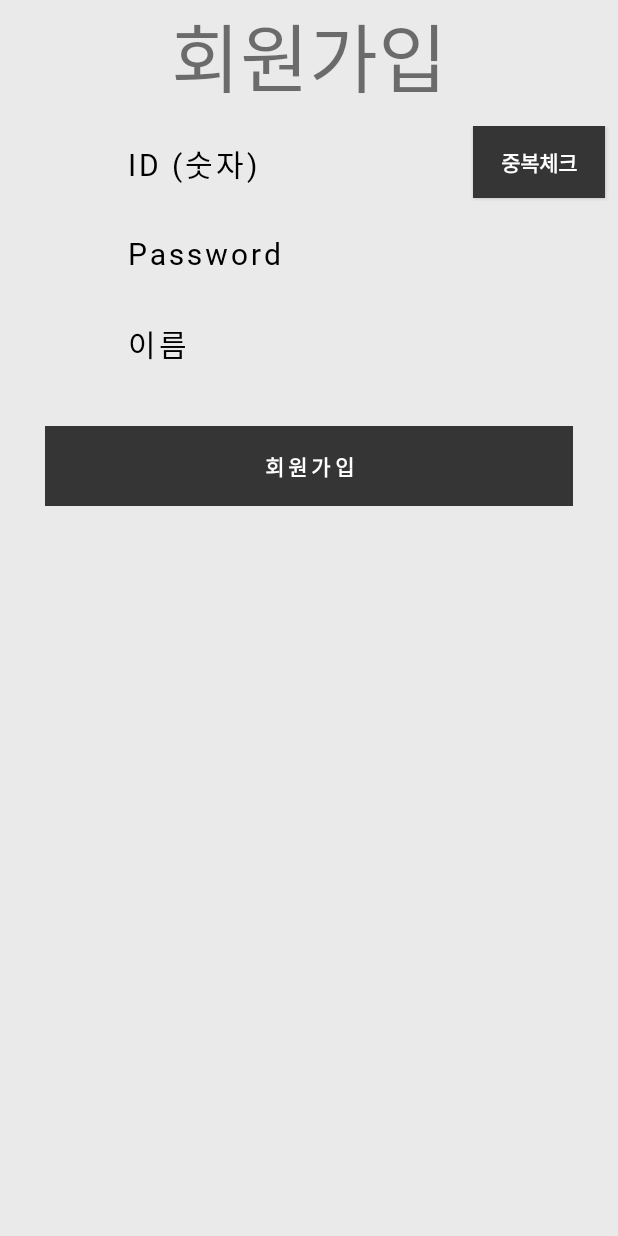
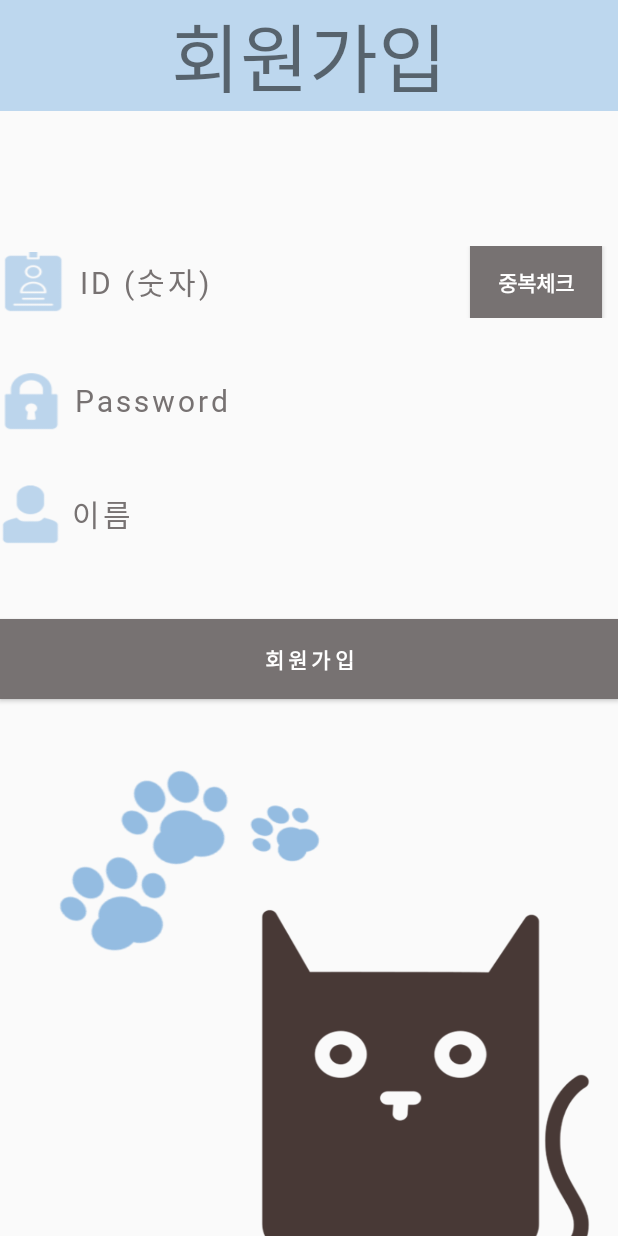
Before and after one commit to washer-of-death/washerProject, an Android app: the Signup screen opened directly, with no data from a screen before it, on a phone screen of 412 x 824 dp. Run offline under Robolectric (Android 15) with nearby library versions, the phone set to English and light mode, and no system bars; our stand-ins replace Volley.

Commit message:
Changed status bar color and designed sign up layout

```diff
--- a/app/src/main/java/com/example/washerproject/ValidateRequest.java
+++ b/app/src/main/java/com/example/washerproject/ValidateRequest.java
@@ -5,6 +5,7 @@ import com.android.volley.AuthFailureError;
 import com.android.volley.Response;
 import com.android.volley.toolbox.StringRequest;
 
+import java.lang.reflect.Method;
 import java.util.HashMap;
 import java.util.Map;
 
--- a/app/src/main/res/layout/activity_main.xml
+++ b/app/src/main/res/layout/activity_main.xml
@@ -67,7 +67,7 @@
             android:layout_marginTop="10dp"
             android:background="@color/colorPrimary"
             android:importantForAutofill="no"
-            android:text="@string/my_login"
+            android:text="@string/my_new"
             tools:ignore="LabelFor"
             tools:targetApi="o" />
 
--- a/app/src/main/res/layout/activity_signup.xml
+++ b/app/src/main/res/layout/activity_signup.xml
@@ -3,7 +3,6 @@
     xmlns:tools="http://schemas.android.com/tools"
     android:layout_width="match_parent"
     android:layout_height="match_parent"
-    android:background="#EAEAEA"
     android:orientation="vertical">
 
     <LinearLayout
@@ -15,6 +14,7 @@
             android:layout_width="match_parent"
             android:layout_height="wrap_content"
             android:text="회원가입"
+            android:background="@color/colorPrimary"
             android:textSize="50dp"
             android:gravity="center_horizontal"/>
 
@@ -22,34 +22,40 @@
 
 <LinearLayout
     android:layout_width="match_parent"
+    android:layout_height="match_parent"
+    android:orientation="vertical">
+
+    <LinearLayout
+        android:layout_width="match_parent"
         android:layout_height="wrap_content"
-        android:orientation="horizontal"
-        android:layout_marginTop="10dp">
+        android:layout_marginTop="90dp"
+        android:orientation="horizontal">
 
         <ImageView
-            android:layout_width="70dp"
-            android:layout_height="50dp"
+            android:layout_width="43dp"
+            android:layout_height="40dp"
             android:layout_gravity="center"
-          />
+            android:background="@drawable/identification" />
 
         <EditText
             android:id="@+id/userid"
             android:layout_width="230dp"
             android:layout_height="fill_parent"
+            android:layout_marginLeft="10dp"
+            android:background="#00000000"
             android:hint="ID (숫자)"
-            android:textColorHint="#000000"
-            android:layout_marginLeft="15dp"
-            android:background="#00000000"
+            android:inputType="text"
             android:letterSpacing="0.1"
-            android:textSize="20dp"
-            android:inputType="text"
-            android:textColor="#000000"/>
+            android:textColor="#000000"
+            android:textColorHint="#777272"
+            android:textSize="20dp" />
 
         <Button
             android:id="@+id/idcheck"
             android:layout_width="wrap_content"
             android:layout_height="wrap_content"
-            android:background="#353535"
+            android:layout_marginLeft="30dp"
+            android:background="#777272"
             android:text="중복체크"
             android:textColor="#FFFFFF"
             android:textColorHint="#353535"
@@ -63,11 +69,12 @@
         android:layout_width="match_parent"
         android:layout_height="wrap_content"
         android:orientation="horizontal"
-        android:layout_marginTop="10dp">
+        android:layout_marginTop="35dp">
 
         <ImageView
-            android:layout_width="70dp"
-            android:layout_height="50dp"
+            android:layout_width="40dp"
+            android:layout_height="40dp"
+            android:background="@drawable/lock"
             android:layout_gravity="center"
            />
 
@@ -76,8 +83,8 @@
             android:layout_width="fill_parent"
             android:layout_height="fill_parent"
             android:hint="Password"
-            android:textColorHint="#000000"
-            android:layout_marginLeft="15dp"
+            android:textColorHint="#777272"
+            android:layout_marginLeft="10dp"
             android:background="#00000000"
             android:letterSpacing="0.1"
             android:textSize="20dp"
@@ -90,11 +97,12 @@
         android:layout_width="match_parent"
         android:layout_height="wrap_content"
         android:orientation="horizontal"
-        android:layout_marginTop="10dp">
+        android:layout_marginTop="35dp">
 
         <ImageView
-            android:layout_width="70dp"
-            android:layout_height="50dp"
+            android:layout_width="40dp"
+            android:layout_height="40dp"
+            android:background="@drawable/useravatar"
             android:layout_gravity="center"
             />
 
@@ -103,8 +111,8 @@
             android:layout_width="fill_parent"
             android:layout_height="fill_parent"
             android:hint="이름"
-            android:textColorHint="#000000"
-            android:layout_marginLeft="15dp"
+            android:textColorHint="#777272"
+            android:layout_marginLeft="8dp"
             android:background="#00000000"
             android:letterSpacing="0.1"
             android:textSize="20dp"
@@ -116,23 +124,47 @@
     <LinearLayout
         android:layout_width="match_parent"
         android:layout_height="wrap_content"
-        android:layout_marginTop="30dp"
+        android:layout_marginTop="50dp"
         android:layout_marginLeft="30dp"
         android:layout_marginRight="30dp">
+
+    </LinearLayout>
 
     <Button
         android:id="@+id/signup"
         android:layout_width="fill_parent"
         android:layout_height="wrap_content"
-            android:background="#353535"
+        android:background="#777272"
+        android:gravity="center"
+        android:letterSpacing="0.2"
+        android:padding="16dp"
         android:text="회원가입"
         android:textColor="#FFFFFF"
         android:textColorHint="#353535"
-            android:textStyle="bold"
-            android:gravity="center"
-            android:padding="16dp"
-            android:letterSpacing="0.2"/>
+        android:textStyle="bold" />
 
+    <FrameLayout
+        android:layout_width="match_parent"
+        android:layout_height="match_parent"
+        >
+
+        <ImageView
+            android:layout_width="200dp"
+            android:layout_height="130dp"
+            android:layout_marginLeft="24dp"
+            android:layout_marginTop="40dp"
+            android:background="@drawable/footstep">
+
+        </ImageView>
+
+        <ImageView
+            android:layout_width="230dp"
+            android:layout_height="230dp"
+            android:layout_marginTop="140dp"
+            android:layout_marginLeft="170dp"
+            android:background="@drawable/blackcat">
+        </ImageView>
+
+    </FrameLayout>
 </LinearLayout>
-
 </LinearLayout>
--- a/app/src/main/res/values/colors.xml
+++ b/app/src/main/res/values/colors.xml
@@ -1,7 +1,7 @@
 <?xml version="1.0" encoding="utf-8"?>
 <resources>
     <color name="colorPrimary">#BDD7EE</color>
-    <color name="colorPrimaryDark">#00574B</color>
+    <color name="colorPrimaryDark">#A1D1FB</color>
     <color name="colorAccent">#D81B60</color>
     <color name="colorText">#777272</color>
     <color name="colorQuestion">#FF0000</color>
--- a/app/src/main/res/values/strings.xml
+++ b/app/src/main/res/values/strings.xml
@@ -3,6 +3,7 @@
     <string name="my_name">학번</string>
     <string name="my_passsword">비밀번호</string>
     <string name="my_login">로그인</string>
+    <string name="my_new">회원가입</string>
     <string name="my_textview">text view</string>
     <string name="my_popupbutton">\?</string>
     <string name="contentDescription">washerOfDeath</string>
```
Also changed, not shown: app/build.gradle (line endings or trailing spaces), app/src/main/res/drawable/blackcat.png (added), app/src/main/res/drawable/footstep.png (added), app/src/main/res/drawable/identification.png (added), app/src/main/res/drawable/lock.png (added), app/src/main/res/drawable/useravatar.png (added). Lines whose indentation alone changed are shown as unchanged.
